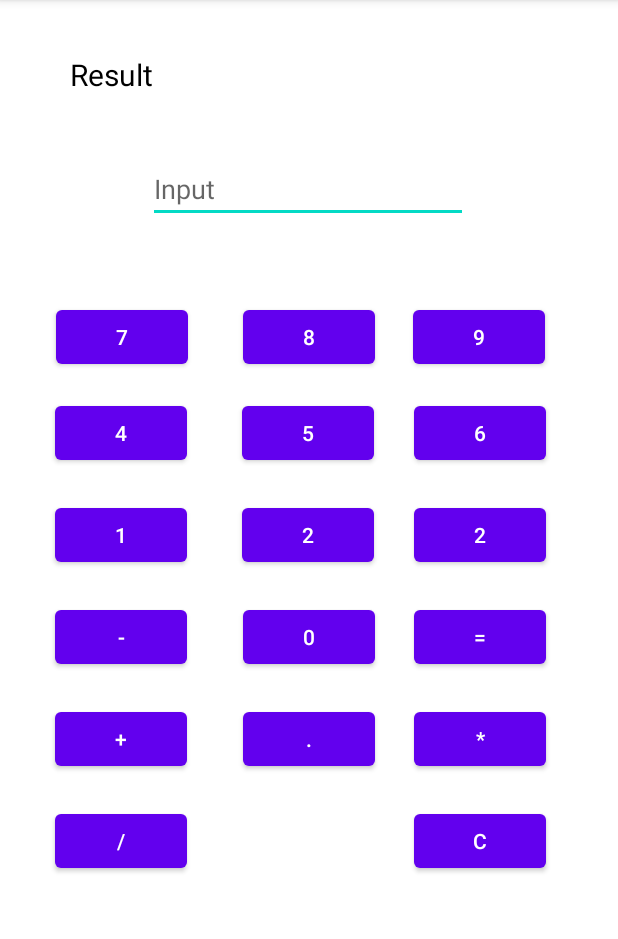
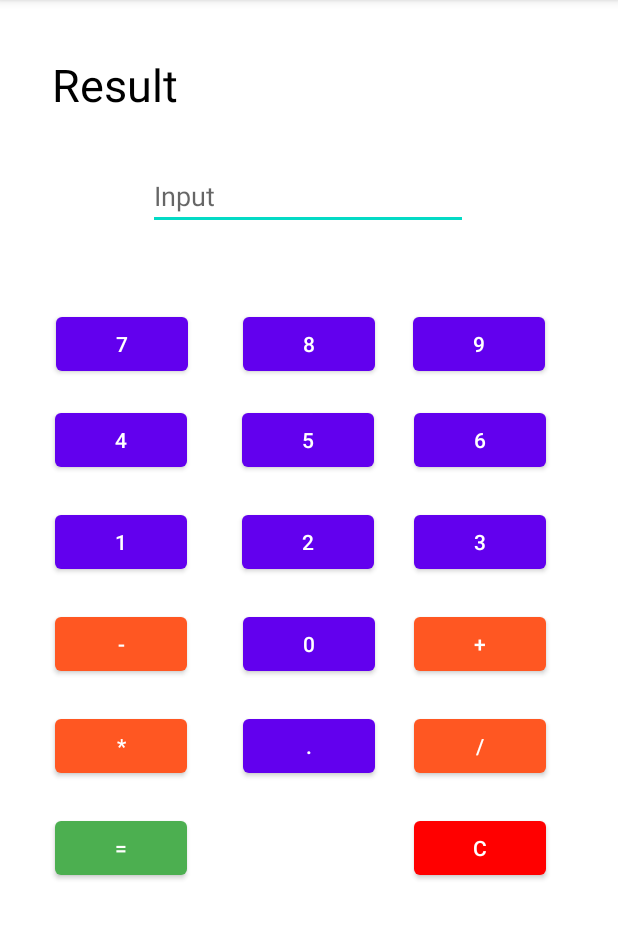
Before and after one commit to Parthasarathi-MVN/Mobile-Application-Development-18CSMP68, an Android app: the screen it shows after launch (MainActivity), on a phone screen of 412 x 824 dp, the part 84-1023 px from its top. Run offline under Robolectric (Android 15) with nearby library versions, the light colour scheme and no system bars.

Commit message:
Bug fixes in Calculator Application and visual overhaul in the user interface.

```diff
--- a/MyCalculator/app/src/main/java/com/example/mycalculator/MainActivity.java
+++ b/MyCalculator/app/src/main/java/com/example/mycalculator/MainActivity.java
@@ -1,4 +1,4 @@
-package com.example.mycalculator;
+    package com.example.mycalculator;
 
 import androidx.appcompat.app.AppCompatActivity;
 
--- a/MyCalculator/app/src/main/res/layout/activity_main.xml
+++ b/MyCalculator/app/src/main/res/layout/activity_main.xml
@@ -12,22 +12,26 @@
         android:layout_height="wrap_content"
         android:layout_marginTop="388dp"
         android:text="C"
+        app:backgroundTint="#FF0000"
         app:layout_constraintEnd_toEndOf="parent"
         app:layout_constraintHorizontal_bias="0.851"
         app:layout_constraintStart_toStartOf="parent"
-        app:layout_constraintTop_toBottomOf="@+id/input" />
+        app:layout_constraintTop_toBottomOf="@+id/input"
+        app:rippleColor="#6A1616" />
 
     <Button
         android:id="@+id/buttondiv"
         android:layout_width="wrap_content"
         android:layout_height="wrap_content"
-        android:layout_marginTop="388dp"
+        android:layout_marginTop="320dp"
         android:tag="DIV"
         android:text="/"
+        app:backgroundTint="#FF5722"
         app:layout_constraintEnd_toEndOf="parent"
-        app:layout_constraintHorizontal_bias="0.114"
+        app:layout_constraintHorizontal_bias="0.851"
         app:layout_constraintStart_toStartOf="parent"
-        app:layout_constraintTop_toBottomOf="@+id/input" />
+        app:layout_constraintTop_toBottomOf="@+id/input"
+        app:rippleColor="#A63013" />
 
     <Button
         android:id="@+id/buttonmul"
@@ -36,10 +40,12 @@
         android:layout_marginTop="320dp"
         android:tag="MUL"
         android:text="*"
+        app:backgroundTint="#FF5722"
         app:layout_constraintEnd_toEndOf="parent"
-        app:layout_constraintHorizontal_bias="0.851"
+        app:layout_constraintHorizontal_bias="0.114"
         app:layout_constraintStart_toStartOf="parent"
-        app:layout_constraintTop_toBottomOf="@+id/input" />
+        app:layout_constraintTop_toBottomOf="@+id/input"
+        app:rippleColor="#A63013" />
 
     <Button
         android:id="@+id/buttondot"
@@ -50,30 +56,35 @@
         app:layout_constraintEnd_toEndOf="parent"
         app:layout_constraintHorizontal_bias="0.501"
         app:layout_constraintStart_toStartOf="parent"
-        app:layout_constraintTop_toBottomOf="@+id/input" />
+        app:layout_constraintTop_toBottomOf="@+id/input"
+        app:rippleColor="#6A1616" />
 
     <Button
         android:id="@+id/buttonadd"
         android:layout_width="wrap_content"
         android:layout_height="wrap_content"
-        android:layout_marginTop="320dp"
+        android:layout_marginTop="252dp"
         android:tag="ADD"
         android:text="+"
+        app:backgroundTint="#FF5722"
         app:layout_constraintEnd_toEndOf="parent"
-        app:layout_constraintHorizontal_bias="0.114"
+        app:layout_constraintHorizontal_bias="0.851"
         app:layout_constraintStart_toStartOf="parent"
-        app:layout_constraintTop_toBottomOf="@+id/input" />
+        app:layout_constraintTop_toBottomOf="@+id/input"
+        app:rippleColor="#A63013" />
 
     <Button
         android:id="@+id/buttoneq"
         android:layout_width="wrap_content"
         android:layout_height="wrap_content"
-        android:layout_marginTop="252dp"
+        android:layout_marginTop="388dp"
         android:text="="
+        app:backgroundTint="#4CAF50"
         app:layout_constraintEnd_toEndOf="parent"
-        app:layout_constraintHorizontal_bias="0.851"
+        app:layout_constraintHorizontal_bias="0.114"
         app:layout_constraintStart_toStartOf="parent"
-        app:layout_constraintTop_toBottomOf="@+id/input" />
+        app:layout_constraintTop_toBottomOf="@+id/input"
+        app:rippleColor="#28650E" />
 
     <Button
         android:id="@+id/button0"
@@ -84,7 +95,8 @@
         app:layout_constraintEnd_toEndOf="parent"
         app:layout_constraintHorizontal_bias="0.501"
         app:layout_constraintStart_toStartOf="parent"
-        app:layout_constraintTop_toBottomOf="@+id/input" />
+        app:layout_constraintTop_toBottomOf="@+id/input"
+        app:rippleColor="#6A1616" />
 
     <Button
         android:id="@+id/button1"
@@ -95,18 +107,20 @@
         app:layout_constraintEnd_toEndOf="parent"
         app:layout_constraintHorizontal_bias="0.114"
         app:layout_constraintStart_toStartOf="parent"
-        app:layout_constraintTop_toBottomOf="@+id/input" />
+        app:layout_constraintTop_toBottomOf="@+id/input"
+        app:rippleColor="#6A1616" />
 
     <Button
         android:id="@+id/button3"
         android:layout_width="wrap_content"
         android:layout_height="wrap_content"
         android:layout_marginTop="184dp"
-        android:text="2"
+        android:text="3"
         app:layout_constraintEnd_toEndOf="parent"
         app:layout_constraintHorizontal_bias="0.851"
         app:layout_constraintStart_toStartOf="parent"
-        app:layout_constraintTop_toBottomOf="@+id/input" />
+        app:layout_constraintTop_toBottomOf="@+id/input"
+        app:rippleColor="#6A1616" />
 
     <Button
         android:id="@+id/button2"
@@ -117,7 +131,8 @@
         app:layout_constraintEnd_toEndOf="parent"
         app:layout_constraintHorizontal_bias="0.498"
         app:layout_constraintStart_toStartOf="parent"
-        app:layout_constraintTop_toBottomOf="@+id/input" />
+        app:layout_constraintTop_toBottomOf="@+id/input"
+        app:rippleColor="#6A1616" />
 
     <Button
         android:id="@+id/buttonsub"
@@ -126,10 +141,12 @@
         android:layout_marginTop="252dp"
         android:tag="SUB"
         android:text="-"
+        app:backgroundTint="#FF5722"
         app:layout_constraintEnd_toEndOf="parent"
         app:layout_constraintHorizontal_bias="0.114"
         app:layout_constraintStart_toStartOf="parent"
-        app:layout_constraintTop_toBottomOf="@+id/input" />
+        app:layout_constraintTop_toBottomOf="@+id/input"
+        app:rippleColor="#A63013" />
 
     <Button
         android:id="@+id/button6"
@@ -140,7 +157,8 @@
         app:layout_constraintEnd_toEndOf="parent"
         app:layout_constraintHorizontal_bias="0.851"
         app:layout_constraintStart_toStartOf="parent"
-        app:layout_constraintTop_toBottomOf="@+id/input" />
+        app:layout_constraintTop_toBottomOf="@+id/input"
+        app:rippleColor="#6A1616" />
 
     <Button
         android:id="@+id/button5"
@@ -151,7 +169,8 @@
         app:layout_constraintEnd_toEndOf="parent"
         app:layout_constraintHorizontal_bias="0.498"
         app:layout_constraintStart_toStartOf="parent"
-        app:layout_constraintTop_toBottomOf="@+id/input" />
+        app:layout_constraintTop_toBottomOf="@+id/input"
+        app:rippleColor="#6A1616" />
 
     <Button
         android:id="@+id/button4"
@@ -162,7 +181,8 @@
         app:layout_constraintEnd_toEndOf="parent"
         app:layout_constraintHorizontal_bias="0.114"
         app:layout_constraintStart_toStartOf="parent"
-        app:layout_constraintTop_toBottomOf="@+id/input" />
+        app:layout_constraintTop_toBottomOf="@+id/input"
+        app:rippleColor="#6A1616" />
 
     <Button
         android:id="@+id/button9"
@@ -175,7 +195,8 @@
         app:layout_constraintEnd_toEndOf="parent"
         app:layout_constraintHorizontal_bias="0.5"
         app:layout_constraintStart_toEndOf="@+id/button8"
-        app:layout_constraintTop_toBottomOf="@+id/input" />
+        app:layout_constraintTop_toBottomOf="@+id/input"
+        app:rippleColor="#6A1616" />
 
     <Button
         android:id="@+id/button8"
@@ -186,16 +207,17 @@
         app:layout_constraintEnd_toEndOf="parent"
         app:layout_constraintHorizontal_bias="0.5"
         app:layout_constraintStart_toStartOf="parent"
-        app:layout_constraintTop_toBottomOf="@+id/input" />
+        app:layout_constraintTop_toBottomOf="@+id/input"
+        app:rippleColor="#6A1616" />
 
     <TextView
         android:id="@+id/textView"
-        android:layout_width="131dp"
-        android:layout_height="31dp"
+        android:layout_width="203dp"
+        android:layout_height="36dp"
         android:layout_marginTop="36dp"
         android:text="Result"
         android:textColor="#000000"
-        android:textSize="20sp"
+        android:textSize="30sp"
         app:layout_constraintEnd_toEndOf="parent"
         app:layout_constraintHorizontal_bias="0.167"
         app:layout_constraintStart_toStartOf="parent"
@@ -223,5 +245,6 @@
         app:layout_constraintEnd_toStartOf="@+id/button8"
         app:layout_constraintHorizontal_bias="0.5"
         app:layout_constraintStart_toStartOf="parent"
-        app:layout_constraintTop_toBottomOf="@+id/input" />
+        app:layout_constraintTop_toBottomOf="@+id/input"
+        app:rippleColor="#6A1616" />
 </androidx.constraintlayout.widget.ConstraintLayout>
```
